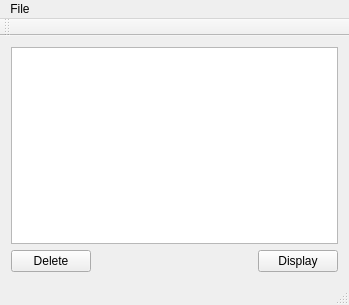
Old version of the form mainwindow.ui in the repository pierre-amadio/co-character-generator.
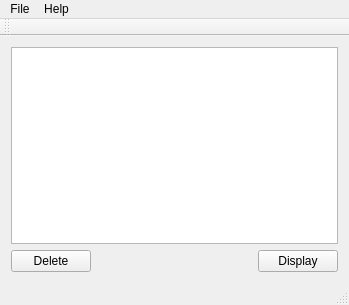
New version of the form.

Commit message: blabla and cosmetic

```diff
--- a/mainwindow.ui
+++ b/mainwindow.ui
@@ -68,7 +68,14 @@
     <addaction name="actionNew_Character_free_input"/>
     <addaction name="actionQuit"/>
    </widget>
+   <widget class="QMenu" name="menuHelp">
+    <property name="title">
+     <string>Help</string>
+    </property>
+    <addaction name="actionAbout"/>
+   </widget>
    <addaction name="menuFile"/>
+   <addaction name="menuHelp"/>
   </widget>
   <widget class="QToolBar" name="mainToolBar">
    <attribute name="toolBarArea">
```
Left out of the diff: 5 changed lines with no effect on the pictures. The commit also changes 2 other files.
